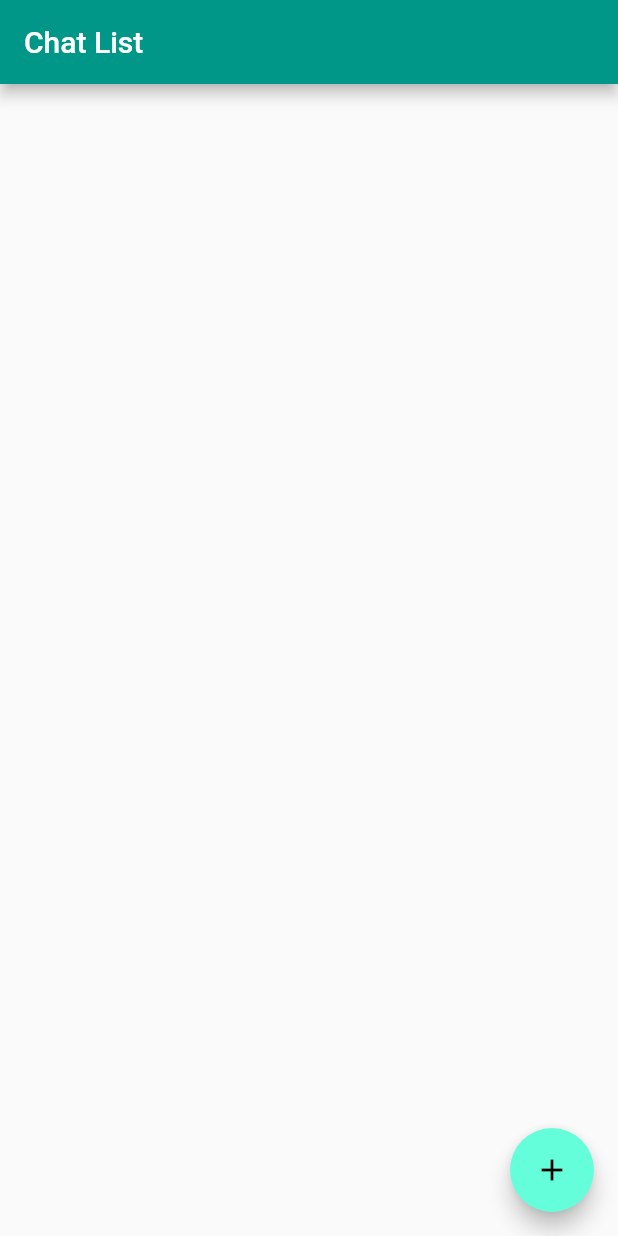
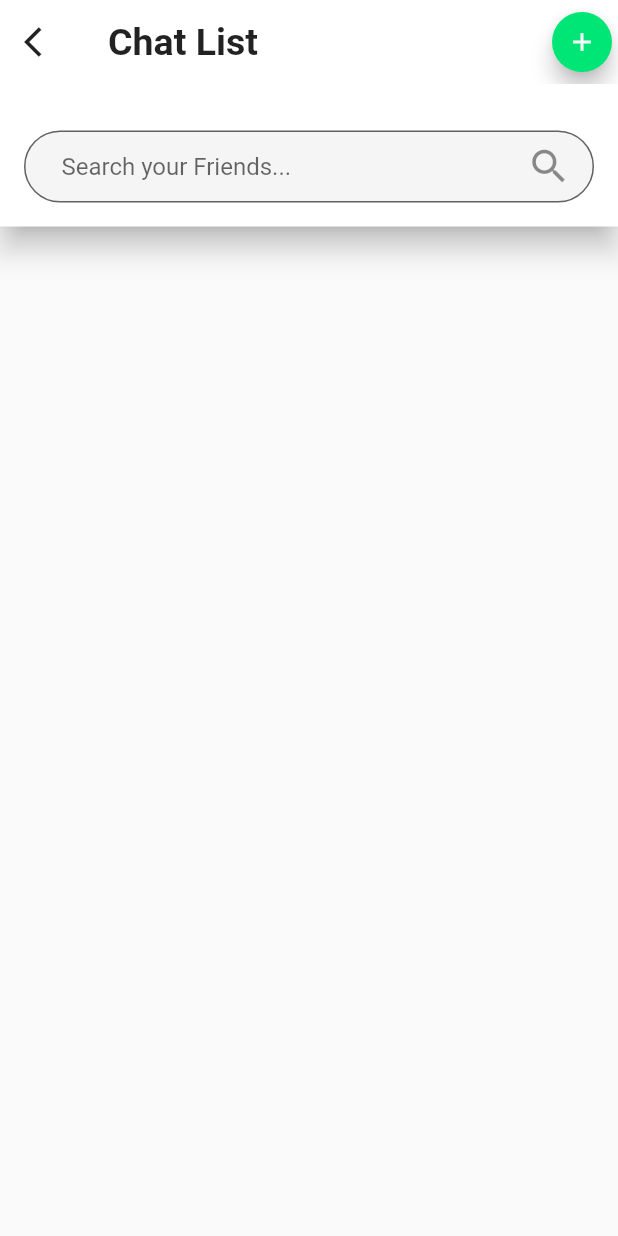
Before and after one commit to kitesoft/chat_list, a Flutter app: the screen it shows after launch, on a phone screen of 412 x 824 dp. Run offline on Flutter 3.47's test engine with Material 2 defaults, Android fonts, the phone set to English and light mode, and no system bars.

Commit message:
:lipstick: (app-bar) update appbar to look like the mockup

```diff
--- a/lib/main.dart
+++ b/lib/main.dart
@@ -9,8 +9,8 @@ class ChatListApp extends StatelessWidget {
     return MaterialApp(
       title: 'Chat List Demo',
       theme: ThemeData(
-        primarySwatch: Colors.teal,
-        accentColor: Colors.tealAccent,
+        primarySwatch: Colors.green,
+        accentColor: Colors.green,
       ),
       home: const _MyHomePage(title: 'Chat List'),
     );
@@ -31,8 +31,55 @@ class _MyHomePageState extends State<_MyHomePage> {
   Widget build(BuildContext context) {
     return Scaffold(
       appBar: AppBar(
+        elevation: 8.0,
+        bottom: PreferredSize(
+          preferredSize: Size.fromHeight(95.0),
+          child: Padding(
+            padding: const EdgeInsets.symmetric(vertical: 16.0, horizontal: 16.0),
+            child: TextField(
+              controller: TextEditingController(),
+              decoration: InputDecoration(
+                  isDense: true,
+                  contentPadding: EdgeInsets.symmetric(horizontal: 25.0),
+                  hintText: 'Search your Friends...',
+                  suffixIcon: Padding(
+                    padding: const EdgeInsetsDirectional.only(end: 12.0),
+                    child: Icon(
+                      Icons.search,
+                      size: 30.0,
+                    ), // icon is 48px widget.
+                  ),
+                  border: OutlineInputBorder(
+                    borderRadius: BorderRadius.circular(60.0),
+                  ),
+                  filled: true),
+            ),
+          ),
+        ),
+        leading: Icon(
+          Icons.arrow_back_ios,
+          color: Colors.black87,
+        ),
+        backgroundColor: Colors.white,
+        actions: <Widget>[
+          FloatingActionButton(
+            onPressed: () {},
+            mini: true,
+            backgroundColor: Colors.greenAccent[400],
+            child: const Icon(
+              Icons.add,
+              color: Colors.white,
+              size: 20.0,
+            ),
+          )
+        ],
         title: Text(
           widget.title,
+          style: TextStyle(
+            fontSize: 25.0,
+            fontWeight: FontWeight.bold,
+            color: Colors.black87,
+          ),
         ),
       ),
       body: Center(
@@ -41,11 +88,11 @@ class _MyHomePageState extends State<_MyHomePage> {
           children: <Widget>[],
         ),
       ),
-      floatingActionButton: FloatingActionButton(
-        onPressed: () {},
-        tooltip: 'Increment',
-        child: const Icon(Icons.add),
-      ),
+      //   floatingActionButton: FloatingActionButton(
+      //     onPressed: () {},
+      //     tooltip: 'Increment',
+      //     child: const Icon(Icons.add),
+      //   ),
     );
   }
 }
```
